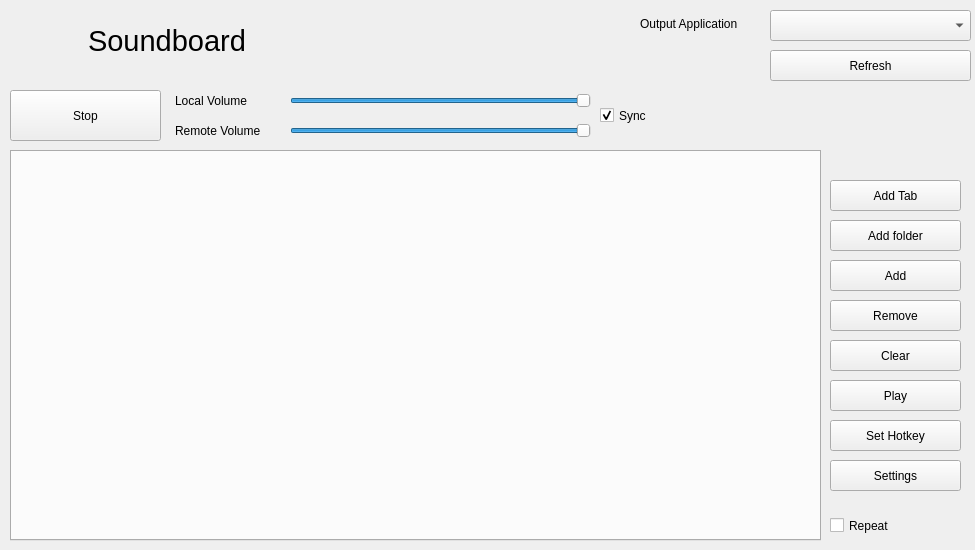
This is mainwindow.ui in Soundux/Soundux as Qt 5 draws it before an edit. The edited form follows.
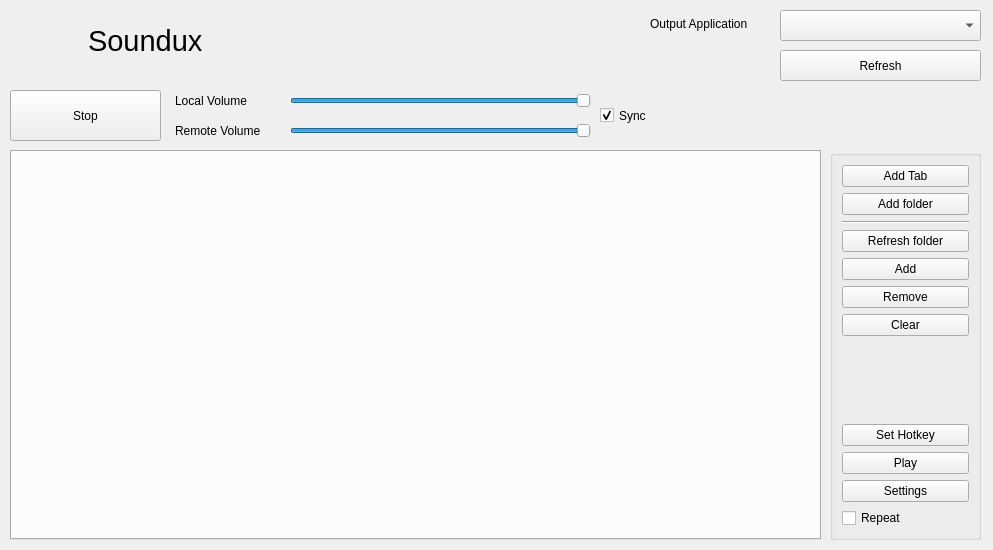
This is the edited form. Icons and pictures are not drawn.

Commit message: New name, CTRL + Q to quit, Buttons in a group, Refresh folder

```diff
--- a/mainwindow.ui
+++ b/mainwindow.ui
@@ -6,7 +6,7 @@
    <rect>
     <x>0</x>
     <y>0</y>
-    <width>975</width>
+    <width>993</width>
     <height>550</height>
    </rect>
   </property>
@@ -36,13 +36,13 @@
      </font>
     </property>
     <property name="text">
-     <string>Soundboard</string>
+     <string>Soundux</string>
     </property>
    </widget>
    <widget class="QComboBox" name="outputApplication">
     <property name="geometry">
      <rect>
-      <x>770</x>
+      <x>780</x>
       <y>10</y>
       <width>201</width>
       <height>31</height>
@@ -52,7 +52,7 @@
    <widget class="QLabel" name="outputApplicationLabel">
     <property name="geometry">
      <rect>
-      <x>640</x>
+      <x>650</x>
       <y>14</y>
       <width>131</width>
       <height>20</height>
@@ -65,7 +65,7 @@
    <widget class="QPushButton" name="refreshAppsButton">
     <property name="geometry">
      <rect>
-      <x>770</x>
+      <x>780</x>
       <y>50</y>
       <width>201</width>
       <height>31</height>
@@ -96,57 +96,6 @@
       <normaloff>.</normaloff>.</iconset>
     </property>
    </widget>
-   <widget class="QPushButton" name="addSoundButton">
-    <property name="geometry">
-     <rect>
-      <x>830</x>
-      <y>260</y>
-      <width>131</width>
-      <height>31</height>
-     </rect>
-    </property>
-    <property name="text">
-     <string>Add</string>
-    </property>
-    <property name="icon">
-     <iconset theme="list-add">
-      <normaloff>.</normaloff>.</iconset>
-    </property>
-   </widget>
-   <widget class="QPushButton" name="removeSoundButton">
-    <property name="geometry">
-     <rect>
-      <x>830</x>
-      <y>300</y>
-      <width>131</width>
-      <height>31</height>
-     </rect>
-    </property>
-    <property name="text">
-     <string>Remove</string>
-    </property>
-    <property name="icon">
-     <iconset theme="list-remove">
-      <normaloff>.</normaloff>.</iconset>
-    </property>
-   </widget>
-   <widget class="QPushButton" name="clearSoundsButton">
-    <property name="geometry">
-     <rect>
-      <x>830</x>
-      <y>340</y>
-      <width>131</width>
-      <height>31</height>
-     </rect>
-    </property>
-    <property name="text">
-     <string>Clear</string>
-    </property>
-    <property name="icon">
-     <iconset theme="remove">
-      <normaloff>.</normaloff>.</iconset>
-    </property>
-   </widget>
    <widget class="QLabel" name="icon">
     <property name="geometry">
      <rect>
@@ -169,23 +118,6 @@
      <bool>true</bool>
     </property>
    </widget>
-   <widget class="QPushButton" name="playSoundButton">
-    <property name="geometry">
-     <rect>
-      <x>830</x>
-      <y>380</y>
-      <width>131</width>
-      <height>31</height>
-     </rect>
-    </property>
-    <property name="text">
-     <string>Play</string>
-    </property>
-    <property name="icon">
-     <iconset theme="player_play">
-      <normaloff>.</normaloff>.</iconset>
-    </property>
-   </widget>
    <widget class="QSlider" name="localVolumeSlider">
     <property name="geometry">
      <rect>
@@ -224,94 +156,13 @@
       <x>10</x>
       <y>150</y>
       <width>811</width>
-      <height>391</height>
+      <height>390</height>
      </rect>
     </property>
     <property name="currentIndex">
      <number>-1</number>
     </property>
    </widget>
-   <widget class="QPushButton" name="addTabButton">
-    <property name="geometry">
-     <rect>
-      <x>830</x>
-      <y>180</y>
-      <width>131</width>
-      <height>31</height>
-     </rect>
-    </property>
-    <property name="text">
-     <string>Add Tab</string>
-    </property>
-    <property name="icon">
-     <iconset theme="tab-new">
-      <normaloff>.</normaloff>.</iconset>
-    </property>
-   </widget>
-   <widget class="QPushButton" name="addFolderButton">
-    <property name="geometry">
-     <rect>
-      <x>830</x>
-      <y>220</y>
-      <width>131</width>
-      <height>31</height>
-     </rect>
-    </property>
-    <property name="text">
-     <string>Add folder</string>
-    </property>
-    <property name="icon">
-     <iconset theme="folder">
-      <normaloff>.</normaloff>.</iconset>
-    </property>
-   </widget>
-   <widget class="QCheckBox" name="repeatCheckBox">
-    <property name="geometry">
-     <rect>
-      <x>830</x>
-      <y>510</y>
-      <width>81</width>
-      <height>31</height>
-     </rect>
-    </property>
-    <property name="text">
-     <string>Repeat</string>
-    </property>
-   </widget>
-   <widget class="QPushButton" name="setHotkeyButton">
-    <property name="geometry">
-     <rect>
-      <x>830</x>
-      <y>420</y>
-      <width>131</width>
-      <height>31</height>
-     </rect>
-    </property>
-    <property name="text">
-     <string>Set Hotkey</string>
-    </property>
-    <property name="icon">
-     <iconset theme="input-keyboard-symbolic">
-      <normaloff>.</normaloff>.</iconset>
-    </property>
-   </widget>
-   <widget class="QPushButton" name="settingsButton">
-    <property name="geometry">
-     <rect>
-      <x>830</x>
-      <y>460</y>
-      <width>131</width>
-      <height>31</height>
-     </rect>
-    </property>
-    <property name="text">
-     <string>Settings</string>
-    </property>
-    <property name="icon">
-     <iconset theme="preferences-system-symbolic">
-      <normaloff>.</normaloff>.</iconset>
-    </property>
-   </widget>
    <widget class="QLabel" name="remoteVolumeLabel">
     <property name="geometry">
      <rect>
@@ -364,6 +215,146 @@
      <bool>true</bool>
     </property>
    </widget>
+   <widget class="QGroupBox" name="buttonBox">
+    <property name="geometry">
+     <rect>
+      <x>830</x>
+      <y>150</y>
+      <width>151</width>
+      <height>390</height>
+     </rect>
+    </property>
+    <property name="flat">
+     <bool>true</bool>
+    </property>
+    <layout class="QVBoxLayout" name="verticalLayout_3">
+     <item>
+      <widget class="QPushButton" name="addTabButton">
+       <property name="text">
+        <string>Add Tab</string>
+       </property>
+       <property name="icon">
+        <iconset theme="tab-new">
+         <normaloff>.</normaloff>.</iconset>
+       </property>
+      </widget>
+     </item>
+     <item>
+      <widget class="QPushButton" name="addFolderButton">
+       <property name="text">
+        <string>Add folder</string>
+       </property>
+       <property name="icon">
+        <iconset theme="folder">
+         <normaloff>.</normaloff>.</iconset>
+       </property>
+      </widget>
+     </item>
+     <item>
+      <widget class="Line" name="line">
+       <property name="orientation">
+        <enum>Qt::Horizontal</enum>
+       </property>
+      </widget>
+     </item>
+     <item>
+      <widget class="QPushButton" name="refreshFolderButton">
+       <property name="text">
+        <string>Refresh folder</string>
+       </property>
+       <property name="icon">
+        <iconset theme="view-refresh"/>
+       </property>
+      </widget>
+     </item>
+     <item>
+      <widget class="QPushButton" name="addSoundButton">
+       <property name="text">
+        <string>Add</string>
+       </property>
+       <property name="icon">
+        <iconset theme="list-add">
+         <normaloff>.</normaloff>.</iconset>
+       </property>
+      </widget>
+     </item>
+     <item>
+      <widget class="QPushButton" name="removeSoundButton">
+       <property name="text">
+        <string>Remove</string>
+       </property>
+       <property name="icon">
+        <iconset theme="list-remove">
+         <normaloff>.</normaloff>.</iconset>
+       </property>
+      </widget>
+     </item>
+     <item>
+      <widget class="QPushButton" name="clearSoundsButton">
+       <property name="text">
+        <string>Clear</string>
+       </property>
+       <property name="icon">
+        <iconset theme="remove">
+         <normaloff>.</normaloff>.</iconset>
+       </property>
+      </widget>
+     </item>
+     <item>
+      <spacer name="verticalSpacer">
+       <property name="orientation">
+        <enum>Qt::Vertical</enum>
+       </property>
+       <property name="sizeHint" stdset="0">
+        <size>
+         <width>20</width>
+         <height>40</height>
+        </size>
+       </property>
+      </spacer>
+     </item>
+     <item>
+      <widget class="QPushButton" name="setHotkeyButton">
+       <property name="text">
+        <string>Set Hotkey</string>
+       </property>
+       <property name="icon">
+        <iconset theme="input-keyboard-symbolic">
+         <normaloff>.</normaloff>.</iconset>
+       </property>
+      </widget>
+     </item>
+     <item>
+      <widget class="QPushButton" name="playSoundButton">
+       <property name="text">
+        <string>Play</string>
+       </property>
+       <property name="icon">
+        <iconset theme="player_play">
+         <normaloff>.</normaloff>.</iconset>
+       </property>
+      </widget>
+     </item>
+     <item>
+      <widget class="QPushButton" name="settingsButton">
+       <property name="text">
+        <string>Settings</string>
+       </property>
+       <property name="icon">
+        <iconset theme="preferences-system-symbolic">
+         <normaloff>.</normaloff>.</iconset>
+       </property>
+      </widget>
+     </item>
+     <item>
+      <widget class="QCheckBox" name="repeatCheckBox">
+       <property name="text">
+        <string>Repeat</string>
+       </property>
+      </widget>
+     </item>
+    </layout>
+   </widget>
   </widget>
   <action name="actionExit">
    <property name="text">
```
Left out of the diff: 2 changed lines with no effect on the pictures. The commit also changes 6 other files.
